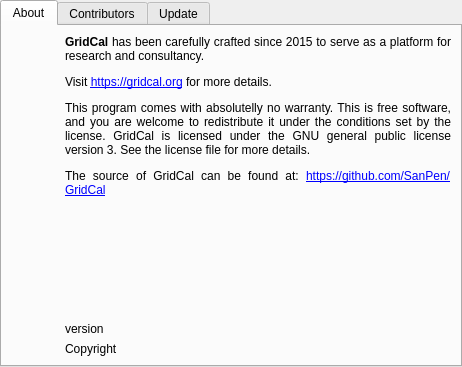
First picture: the form in src/GridCal/Gui/AboutDialogue/gui.ui, repository SanPen/GridCal, before the edit.
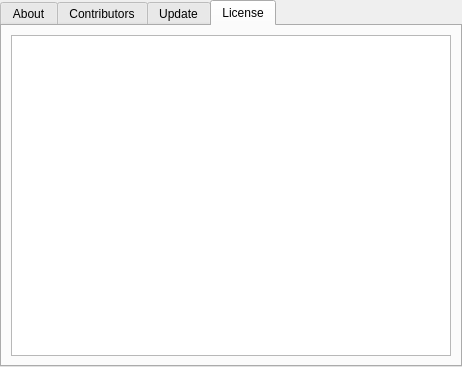
Second picture: the form after the edit. The open tabs and pages were chosen to show the change. Icons and pictures are not drawn.

Patch:
```diff
--- a/src/GridCal/Gui/AboutDialogue/gui.ui
+++ b/src/GridCal/Gui/AboutDialogue/gui.ui
@@ -194,6 +194,16 @@
        </item>
       </layout>
      </widget>
+     <widget class="QWidget" name="tab_4">
+      <attribute name="title">
+       <string>License</string>
+      </attribute>
+      <layout class="QVBoxLayout" name="verticalLayout_3">
+       <item>
+        <widget class="QTextEdit" name="licenseTextEdit"/>
+       </item>
+      </layout>
+     </widget>
     </widget>
    </item>
   </layout>
```
